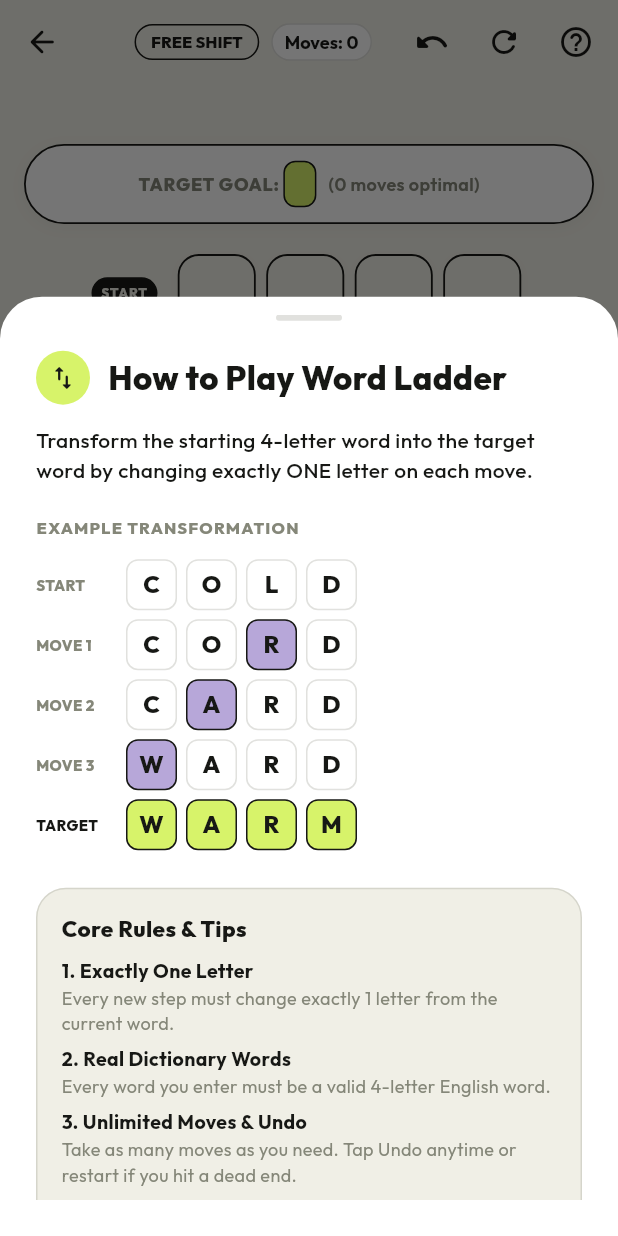
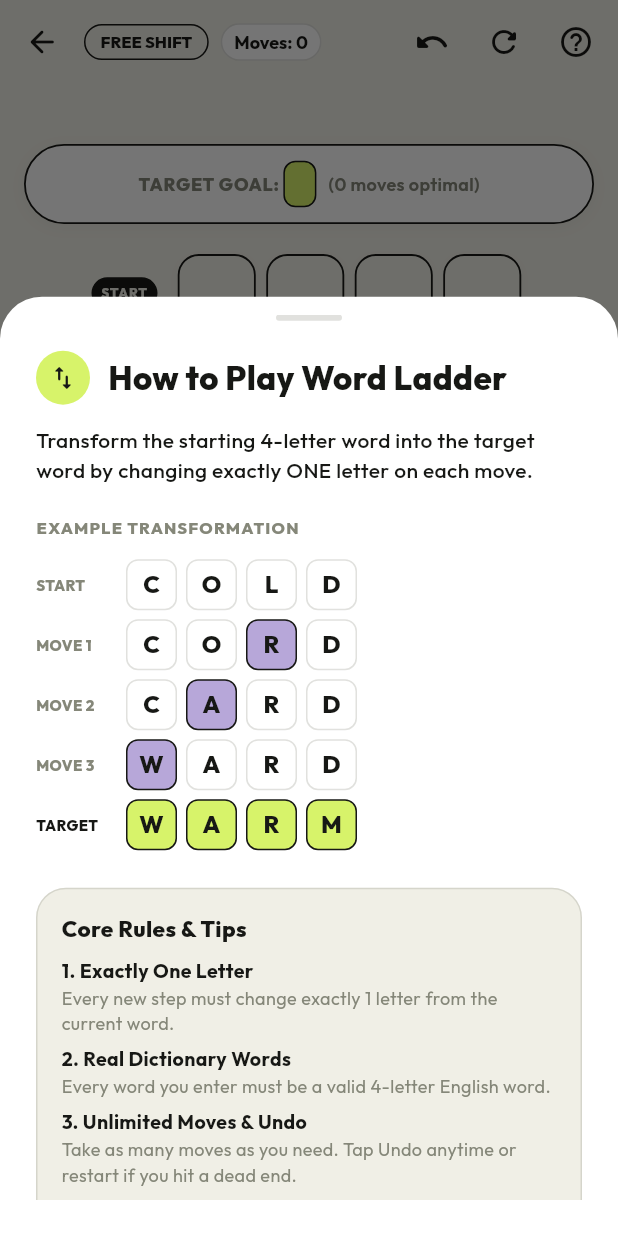
Before and after one commit to imvicky69/xweet-games, a Flutter app: the LadderPlaygroundScreen screen opened directly with empty values, after a tap on the "help outline" icon, on a phone screen of 412 x 824 dp. Run offline on Flutter 3.47's test engine with Material 3 defaults, Android fonts, the phone set to English and light mode, and no system bars; our stand-ins replace google_fonts, shared_preferences; accounts and stored records are empty; project files that could hold a hidden picture were left out.

Commit message:
fix(ladder): eliminate AppBar overflow and add color guide to rules modal

```diff
--- a/lib/features/word_ladder/screens/ladder_playground_screen.dart
+++ b/lib/features/word_ladder/screens/ladder_playground_screen.dart
@@ -222,6 +222,8 @@ class _LadderPlaygroundScreenState extends State<LadderPlaygroundScreen> with Si
                   }
                 },
               ),
+              centerTitle: false,
+              titleSpacing: 0,
               title: Row(
                 mainAxisSize: MainAxisSize.min,
                 children: [
@@ -260,7 +262,6 @@ class _LadderPlaygroundScreenState extends State<LadderPlaygroundScreen> with Si
                   ),
                 ],
               ),
-              centerTitle: true,
               actions: [
                 // Undo Button
                 IconButton(
--- a/lib/features/word_ladder/widgets/ladder_rules_modal.dart
+++ b/lib/features/word_ladder/widgets/ladder_rules_modal.dart
@@ -132,6 +132,48 @@ class LadderRulesModal extends StatelessWidget {
                   ],
                 ),
               ),
+              const SizedBox(height: 16),
+
+              // Color Guide
+              Container(
+                padding: const EdgeInsets.all(16),
+                decoration: BoxDecoration(
+                  color: GameColors.paper,
+                  borderRadius: BorderRadius.circular(20),
+                  border: Border.all(color: GameColors.borderMuted),
+                ),
+                child: Column(
+                  crossAxisAlignment: CrossAxisAlignment.start,
+                  children: [
+                    Text(
+                      'Color Guide (Shift Tracker)',
+                      style: GoogleFonts.outfit(
+                        fontSize: 15,
+                        fontWeight: FontWeight.w800,
+                        color: GameColors.carbon,
+                      ),
+                    ),
+                    const SizedBox(height: 10),
+                    _buildColorLegend(
+                      color: GameColors.mist,
+                      title: 'Purple / Lavender (Shifted Letter)',
+                      desc: 'Highlights the single letter you changed from the previous word.',
+                    ),
+                    const SizedBox(height: 8),
+                    _buildColorLegend(
+                      color: GameColors.surfaceWhite,
+                      title: 'White (Unchanged Letters)',
+                      desc: 'Letters kept the same as the previous step.',
+                    ),
+                    const SizedBox(height: 8),
+                    _buildColorLegend(
+                      color: GameColors.signalLime,
+                      title: 'Signal Lime (Goal Reached)',
+                      desc: 'The target word turns lime when you successfully complete the ladder!',
+                    ),
+                  ],
+                ),
+              ),
               const SizedBox(height: 24),
 
               ElevatedButton(
@@ -219,4 +261,49 @@ class LadderRulesModal extends StatelessWidget {
       ],
     );
   }
+
+  Widget _buildColorLegend({
+    required Color color,
+    required String title,
+    required String desc,
+  }) {
+    return Row(
+      crossAxisAlignment: CrossAxisAlignment.start,
+      children: [
+        Container(
+          width: 22,
+          height: 22,
+          margin: const EdgeInsets.only(top: 2),
+          decoration: BoxDecoration(
+            color: color,
+            borderRadius: BorderRadius.circular(6),
+            border: Border.all(color: GameColors.carbon, width: 1),
+          ),
+        ),
+        const SizedBox(width: 10),
+        Expanded(
+          child: Column(
+            crossAxisAlignment: CrossAxisAlignment.start,
+            children: [
+              Text(
+                title,
+                style: GoogleFonts.outfit(
+                  fontSize: 13,
+                  fontWeight: FontWeight.w700,
+                  color: GameColors.carbon,
+                ),
+              ),
+              Text(
+                desc,
+                style: GoogleFonts.outfit(
+                  fontSize: 12,
+                  color: GameColors.terrain,
+                ),
+              ),
+            ],
+          ),
+        ),
+      ],
+    );
+  }
 }
```
